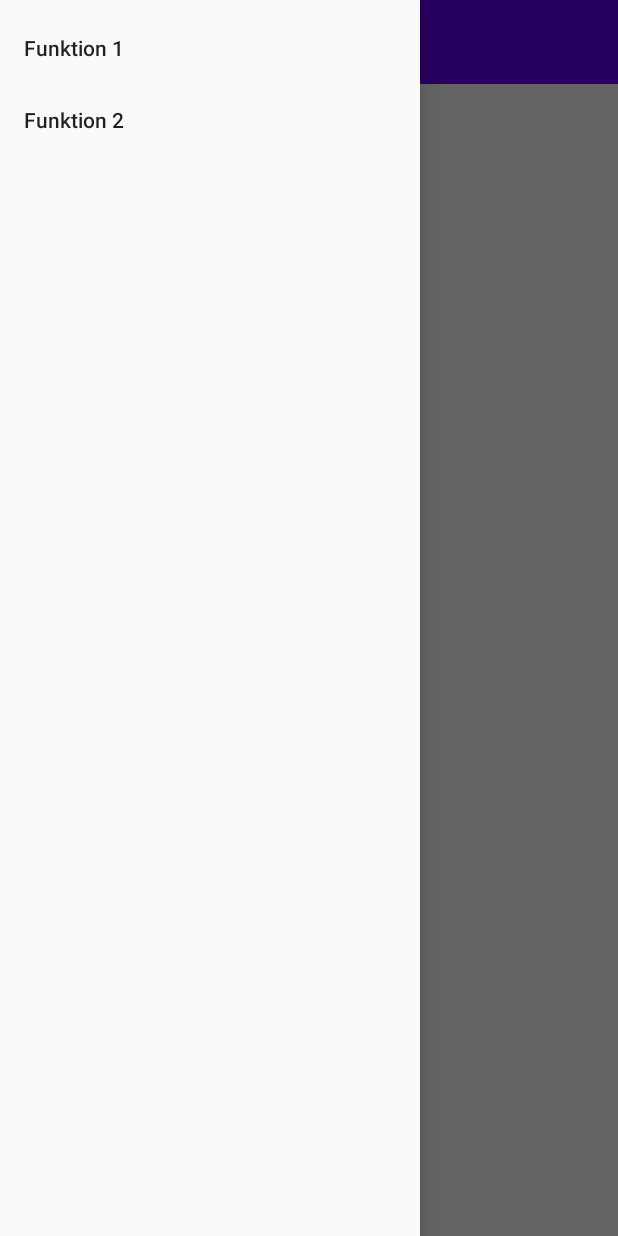
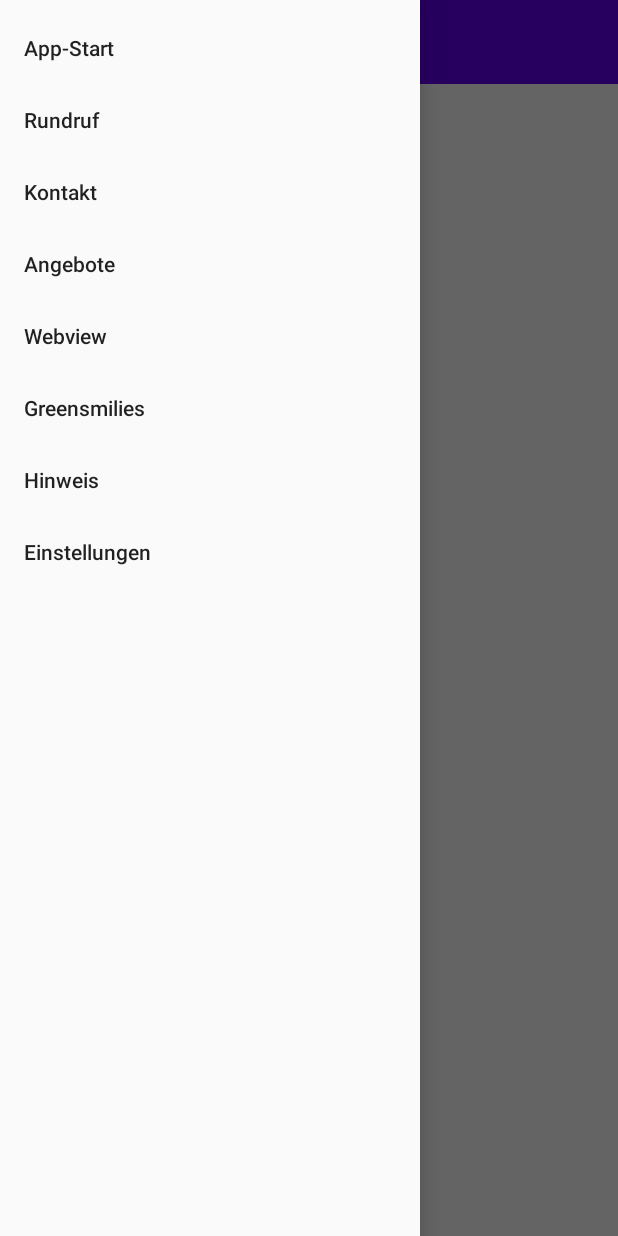
Before and after one commit to hosentraeger/DeeplinkWebviewApp, an Android app built with Jetpack Compose: the screen it shows after launch (MainActivity), with the side drawer open, on a phone screen of 412 x 824 dp. Run offline under Robolectric (Android 15) with nearby library versions, the phone set to English and light mode, and no system bars.

Commit message:
Neuer Menüeintrag "Einstellungen", Einstellungen-Seite, Menüeintrag Greensmilies

```diff
--- a/app/build.gradle.kts
+++ b/app/build.gradle.kts
@@ -62,6 +62,7 @@ dependencies {
     implementation(libs.androidx.appcompat)
     implementation(libs.androidx.drawerlayout)
     implementation(libs.material)
+    implementation(libs.androidx.preference.ktx)
     testImplementation(libs.junit)
     androidTestImplementation(libs.androidx.junit)
     androidTestImplementation(libs.androidx.espresso.core)
--- a/app/src/main/res/layout/activity_main.xml
+++ b/app/src/main/res/layout/activity_main.xml
@@ -24,7 +24,7 @@
         <TextView
             android:layout_width="wrap_content"
             android:layout_height="wrap_content"
-            android:text="Hello World!" />
+            android:text="" />
     </LinearLayout>
 
     <!-- Navigation View (Burger-Menü) -->
--- a/app/src/main/res/menu/drawer_menu.xml
+++ b/app/src/main/res/menu/drawer_menu.xml
@@ -1,10 +1,36 @@
 <?xml version="1.0" encoding="utf-8"?>
 
 <menu xmlns:android="http://schemas.android.com/apk/res/android">
-<item
-    android:id="@+id/nav_function1"
-    android:title="Funktion 1"/>
-<item
-    android:id="@+id/nav_function2"
-    android:title="Funktion 2"/>
+    <item
+        android:id="@+id/nav_function_appstart"
+        android:title="App-Start"/>
+
+    <item
+        android:id="@+id/nav_function_rundruf"
+        android:title="Rundruf"/>
+
+    <item
+        android:id="@+id/nav_function_kontakt"
+        android:title="Kontakt"/>
+
+    <item
+        android:id="@+id/nav_function_angebote"
+        android:title="Angebote"/>
+
+    <item
+        android:id="@+id/nav_function_webview"
+        android:title="Webview"/>
+
+    <item
+        android:id="@+id/nav_function_greensmilies"
+        android:title="Greensmilies"/>
+
+    <item
+        android:id="@+id/nav_function_message"
+        android:title="Hinweis"/>
+
+    <item
+        android:id="@+id/nav_function_einstellungen"
+        android:title="Einstellungen"/>
+
 </menu>
--- a/gradle/libs.versions.toml
+++ b/gradle/libs.versions.toml
@@ -11,6 +11,7 @@ composeBom = "2024.04.01"
 appcompat = "1.7.0"
 drawerlayout = "1.2.0"
 material = "1.12.0"
+preferenceKtx = "1.2.1"
 
 [libraries]
 androidx-core-ktx = { group = "androidx.core", name = "core-ktx", version.ref = "coreKtx" }
@@ -30,6 +31,7 @@ androidx-material3 = { group = "androidx.compose.material3", name = "material3"
 androidx-appcompat = { group = "androidx.appcompat", name = "appcompat", version.ref = "appcompat" }
 androidx-drawerlayout = { group = "androidx.drawerlayout", name = "drawerlayout", version.ref = "drawerlayout" }
 material = { group = "com.google.android.material", name = "material", version.ref = "material" }
+androidx-preference-ktx = { group = "androidx.preference", name = "preference-ktx", version.ref = "preferenceKtx" }
 
 [plugins]
 android-application = { id = "com.android.application", version.ref = "agp" }
```
Also changed, not shown: app/src/main/AndroidManifest.xml (+13 -6 lines), app/src/main/java/com/example/deeplinkwebviewapp/MainActivity.kt (+42 -7 lines), app/src/main/java/com/example/deeplinkwebviewapp/SettingsActivity.kt (added, +86 -0 lines), app/src/main/java/com/example/deeplinkwebviewapp/WebViewActivity.kt (+4 -3 lines), app/src/main/res/layout/activity_settings.xml (added, +73 -0 lines), app/src/main/res/values/strings.xml (+11 -1 lines).
